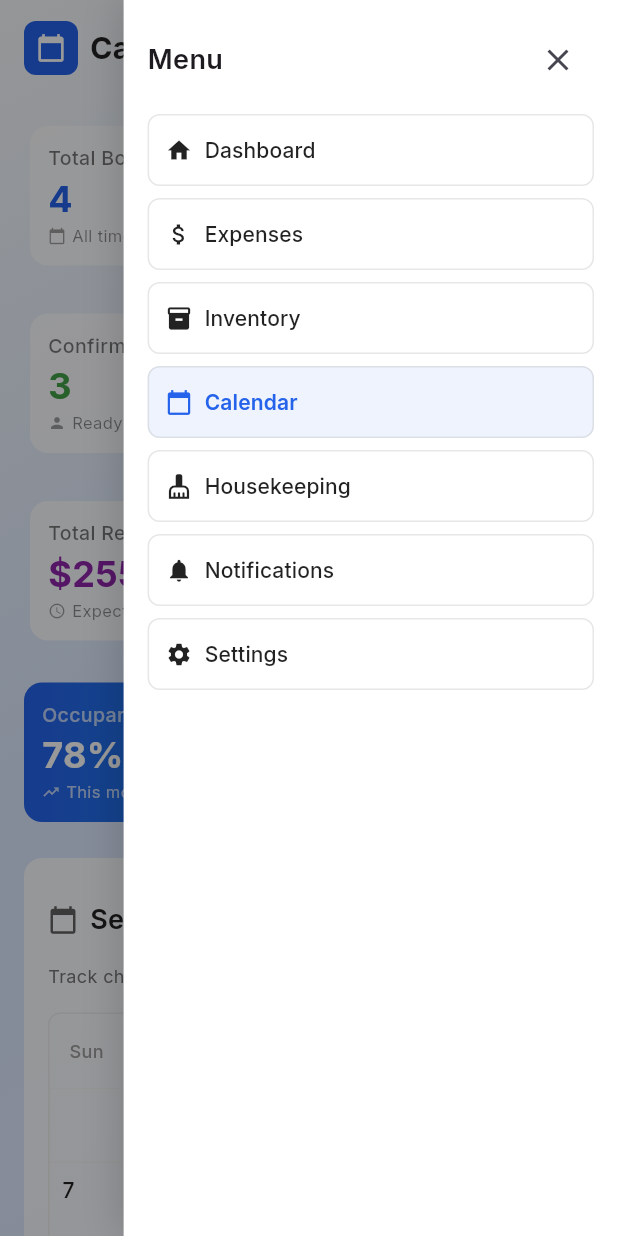
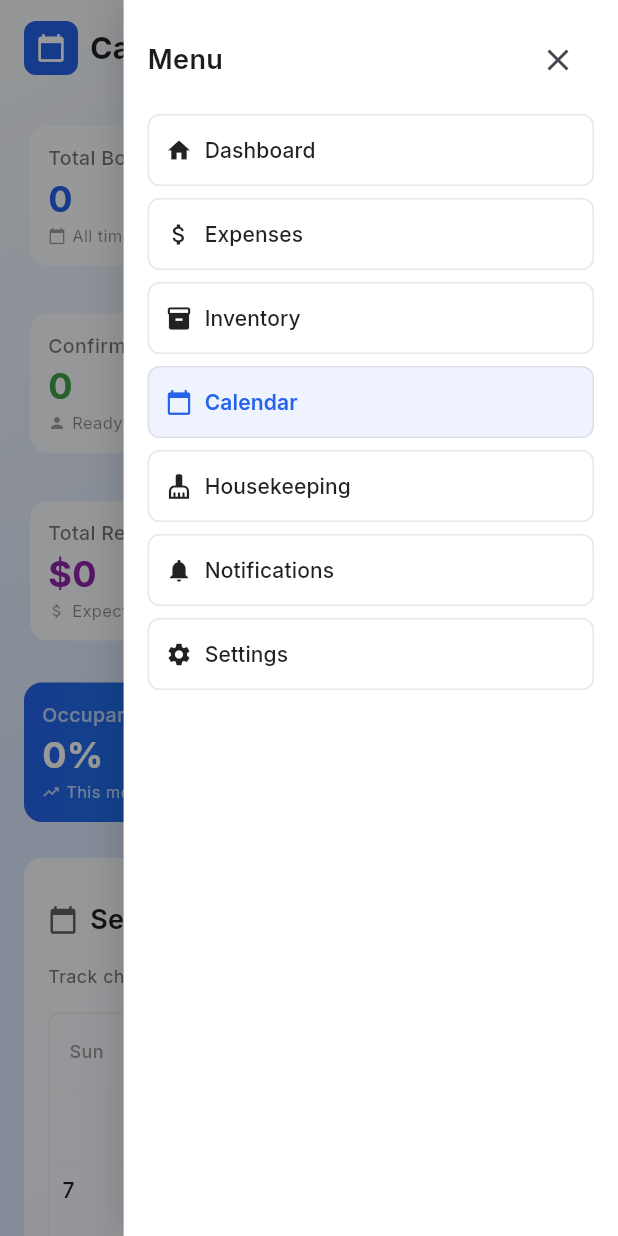
Before and after one commit to delgadjp/Raven-Nest, a Flutter app: the CalendarScreen screen opened by its route, after a tap on the "menu" icon, on a phone screen of 412 x 824 dp. Run offline on Flutter 3.47's test engine with Material 3 defaults, Android fonts, the phone set to English and light mode, and no system bars; our stand-ins replace fl_chart, go_router, google_fonts, supabase_flutter; accounts and stored records are empty.

Commit message:
feat: Add CalendarService for managing bookings and calendar data retrieval

```diff
--- a/lib/constants/app_exports.dart
+++ b/lib/constants/app_exports.dart
@@ -90,3 +90,4 @@ export '/services/supabase_service.dart';
 export '/services/dashboard_service.dart';
 export '/services/expenses_service.dart';
 export '/services/inventory_service.dart';
+export '/services/calendar_service.dart';
--- a/lib/screens/calendar_screen.dart
+++ b/lib/screens/calendar_screen.dart
@@ -4,30 +4,6 @@ import 'package:intl/intl.dart';
 // Utility function to check if two dates are the same day
 bool isSameDay(DateTime a, DateTime b) {
   return a.year == b.year && a.month == b.month && a.day == b.day;
-}
-
-class Booking {
-  final int id;
-  final String guestName;
-  final DateTime checkIn;
-  final DateTime checkOut;
-  final String room;
-  final String source;
-  final String status;
-  final int nights;
-  final double amount;
-
-  Booking({
-    required this.id,
-    required this.guestName,
-    required this.checkIn,
-    required this.checkOut,
-    required this.room,
-    required this.source,
-    required this.status,
-    required this.nights,
-    required this.amount,
-  });
 }
 
 class CalendarScreen extends StatefulWidget {
@@ -39,84 +15,89 @@ class CalendarScreen extends StatefulWidget {
 
 class _CalendarScreenState extends State<CalendarScreen> {
   late DateTime _focusedDay;
-
-  final List<Booking> bookings = [
-    Booking(
-      id: 1,
-      guestName: "John Smith",
-      checkIn: DateTime(2024, 12, 15),
-      checkOut: DateTime(2024, 12, 18),
-      room: "201",
-      source: "Airbnb",
-      status: "confirmed",
-      nights: 3,
-      amount: 450,
-    ),
-    Booking(
-      id: 2,
-      guestName: "Sarah Johnson",
-      checkIn: DateTime(2024, 12, 20),
-      checkOut: DateTime(2024, 12, 25),
-      room: "305",
-      source: "Booking.com",
-      status: "confirmed",
-      nights: 5,
-      amount: 750,
-    ),
-    Booking(
-      id: 3,
-      guestName: "Mike Davis",
-      checkIn: DateTime(2024, 12, 28),
-      checkOut: DateTime(2024, 12, 30),
-      room: "201",
-      source: "Airbnb",
-      status: "pending",
-      nights: 2,
-      amount: 300,
-    ),
-    Booking(
-      id: 4,
-      guestName: "Emma Wilson",
-      checkIn: DateTime(2025, 1, 5),
-      checkOut: DateTime(2025, 1, 12),
-      room: "305",
-      source: "Direct",
-      status: "confirmed",
-      nights: 7,
-      amount: 1050,
-    ),
-  ];
+  List<Map<String, dynamic>> bookings = [];
+  Map<String, dynamic> summaryData = {};
+  bool isLoading = true;
+  String? errorMessage;
 
   @override
   void initState() {
     super.initState();
     _focusedDay = DateTime.now();
+    _loadCalendarData();
   }
 
-  List<Booking> _getBookingsForDay(DateTime day) {
+  Future<void> _loadCalendarData() async {
+    setState(() {
+      isLoading = true;
+      errorMessage = null;
+    });
+
+    try {
+      final results = await Future.wait([
+        CalendarService.getAllBookings(),
+        CalendarService.getCalendarSummary(),
+      ]);
+
+      setState(() {
+        bookings = results[0] as List<Map<String, dynamic>>;
+        summaryData = results[1] as Map<String, dynamic>;
+        isLoading = false;
+      });
+    } catch (e) {
+      setState(() {
+        isLoading = false;
+        errorMessage = 'Failed to load calendar data: $e';
+      });
+    }
+  }
+
+  List<Map<String, dynamic>> _getBookingsForDay(DateTime day) {
     return bookings.where((booking) {
-      return day.isAfter(booking.checkIn.subtract(const Duration(days: 1))) &&
-          day.isBefore(booking.checkOut);
+      final checkIn = DateTime.parse(booking['check_in']);
+      final checkOut = DateTime.parse(booking['check_out']);
+      return day.isAfter(checkIn.subtract(const Duration(days: 1))) &&
+          day.isBefore(checkOut);
     }).toList();
   }
 
-  Booking? _getCheckInForDay(DateTime day) {
+  Map<String, dynamic>? _getCheckInForDay(DateTime day) {
     for (var booking in bookings) {
-      if (isSameDay(booking.checkIn, day)) {
+      final checkIn = DateTime.parse(booking['check_in']);
+      if (isSameDay(checkIn, day)) {
         return booking;
       }
     }
     return null;
   }
 
+  double get totalRevenue => summaryData['totalRevenue']?.toDouble() ?? 0.0;
+  int get totalBookings => summaryData['totalBookings'] ?? 0;
+  int get confirmedBookings => summaryData['confirmedBookings'] ?? 0;
+  int get occupancyRate => summaryData['occupancyRate'] ?? 0;
 
-
-  double get totalRevenue {
-    return bookings.fold(0, (sum, booking) => sum + booking.amount);
-  }
-
-  int get confirmedBookings {
-    return bookings.where((booking) => booking.status == 'confirmed').length;
+  Future<void> _syncWithPlatforms() async {
+    try {
+      final success = await CalendarService.syncWithPlatforms();
+      if (success && mounted) {
+        ScaffoldMessenger.of(context).showSnackBar(
+          const SnackBar(
+            content: Text('Successfully synced with platforms'),
+            backgroundColor: Colors.green,
+          ),
+        );
+        _loadCalendarData(); // Reload data after sync
+      }
+    } catch (e) {
+      if (mounted) {
+        ScaffoldMessenger.of(context).showSnackBar(
+          SnackBar(
+            content: Text('Sync failed: $e'),
+            backgroundColor: Colors.red,
+          ),
+        );
+      }
+    }
   }
 
   @override
@@ -125,10 +106,54 @@ class _CalendarScreenState extends State<CalendarScreen> {
       child: Column(
         children: [
           const NavigationWidget(),
-          Expanded(
-            child: SingleChildScrollView(
-              padding: const EdgeInsets.all(16),
-              child: Column(
+          if (isLoading)
+            const Expanded(
+              child: Center(
+                child: CircularProgressIndicator(),
+              ),
+            )
+          else if (errorMessage != null)
+            Expanded(
+              child: Center(
+                child: Column(
+                  mainAxisAlignment: MainAxisAlignment.center,
+                  children: [
+                    Icon(
+                      Icons.error_outline,
+                      size: 64,
+                      color: Colors.red.shade400,
+                    ),
+                    const SizedBox(height: 16),
+                    Text(
+                      'Error loading calendar data',
+                      style: TextStyle(
+                        fontSize: 18,
+                        fontWeight: FontWeight.w600,
+                        color: Colors.red.shade700,
+                      ),
+                    ),
+                    const SizedBox(height: 8),
+                    Text(
+                      errorMessage!,
+                      style: TextStyle(
+                        color: Colors.grey.shade600,
+                      ),
+                      textAlign: TextAlign.center,
+                    ),
+                    const SizedBox(height: 16),
+                    ElevatedButton(
+                      onPressed: _loadCalendarData,
+                      child: const Text('Retry'),
+                    ),
+                  ],
+                ),
+              ),
+            )
+          else
+            Expanded(
+              child: SingleChildScrollView(
+                padding: const EdgeInsets.all(16),
+                child: Column(
                   crossAxisAlignment: CrossAxisAlignment.start,
                   children: [
                     // Summary Cards using ResponsiveCardGrid
@@ -136,7 +161,7 @@ class _CalendarScreenState extends State<CalendarScreen> {
                       children: [
                         SummaryCard(
                           title: 'Total Bookings',
-                          value: '${bookings.length}',
+                          value: '$totalBookings',
                           subtitle: 'All time',
                           icon: Icons.calendar_today,
                           iconColor: const Color(0xFF2563EB),
@@ -152,12 +177,12 @@ class _CalendarScreenState extends State<CalendarScreen> {
                           title: 'Total Revenue',
                           value: '\$${totalRevenue.toStringAsFixed(0)}',
                           subtitle: 'Expected income',
-                          icon: Icons.access_time,
+                          icon: Icons.attach_money,
                           iconColor: Colors.purple.shade600,
                         ),
                         SummaryGradientCard(
                           title: 'Occupancy',
-                          value: '78%',
+                          value: '$occupancyRate%',
                           subtitle: 'This month',
                           gradientColors: const [Color(0xFF2563EB), Color(0xFF0EA5E9)],
                         ),
@@ -424,7 +449,7 @@ class _CalendarScreenState extends State<CalendarScreen> {
                         borderRadius: BorderRadius.circular(4),
                       ),
                       child: Text(
-                        'Check-in: ${checkInBooking.guestName}',
+                        'Check-in: ${checkInBooking['booking_sources']?['name'] ?? 'Guest'}',
                         style: TextStyle(
                           fontSize: 10,
                           color: Colors.blue.shade800,
@@ -477,9 +502,7 @@ class _CalendarScreenState extends State<CalendarScreen> {
                 ActionButton(
                   text: 'Sync with Airbnb & Booking.com',
                   icon: Icons.sync,
-                  onPressed: () {
-                    // Handle sync functionality
-                  },
+                  onPressed: _syncWithPlatforms,
                 ),
               ],
             ),
--- /dev/null
+++ b/lib/services/calendar_service.dart
@@ -0,0 +1,268 @@
+import 'supabase_service.dart';
+
+class CalendarService {
+  static final _supabase = SupabaseService.client;
+
+  // Get all bookings
+  static Future<List<Map<String, dynamic>>> getAllBookings() async {
+    try {
+      final response = await _supabase
+          .from('bookings')
+          .select('''
+            id,
+            check_in,
+            check_out,
+            status,
+            total_amount,
+            created_at,
+            source_id,
+            booking_sources!inner(
+              id,
+              name,
+              color
+            )
+          ''')
+          .order('check_in', ascending: true);
+
+      return List<Map<String, dynamic>>.from(response);
+    } catch (e) {
+      print('Error fetching bookings: $e');
+      return [];
+    }
+  }
+
+  // Get bookings for a specific date range
+  static Future<List<Map<String, dynamic>>> getBookingsForDateRange(
+      DateTime startDate, DateTime endDate) async {
+    try {
+      final response = await _supabase
+          .from('bookings')
+          .select('''
+            id,
+            check_in,
+            check_out,
+            status,
+            total_amount,
+            created_at,
+            source_id,
+            booking_sources!inner(
+              id,
+              name,
+              color
+            )
+          ''')
+          .gte('check_in', startDate.toIso8601String().split('T')[0])
+          .lte('check_out', endDate.toIso8601String().split('T')[0])
+          .order('check_in', ascending: true);
+
+      return List<Map<String, dynamic>>.from(response);
+    } catch (e) {
+      print('Error fetching bookings for date range: $e');
+      return [];
+    }
+  }
+
+  // Get bookings for a specific day
+  static Future<List<Map<String, dynamic>>> getBookingsForDay(DateTime day) async {
+    try {
+      final dayString = day.toIso8601String().split('T')[0];
+
+      final response = await _supabase
+          .from('bookings')
+          .select('''
+            id,
+            check_in,
+            check_out,
+            status,
+            total_amount,
+            created_at,
+            source_id,
+            booking_sources!inner(
+              id,
+              name,
+              color
+            )
+          ''')
+          .lte('check_in', dayString)
+          .gte('check_out', dayString)
+          .order('check_in', ascending: true);
+
+      return List<Map<String, dynamic>>.from(response);
+    } catch (e) {
+      print('Error fetching bookings for day: $e');
+      return [];
+    }
+  }
+
+  // Get check-ins for a specific day
+  static Future<List<Map<String, dynamic>>> getCheckInsForDay(DateTime day) async {
+    try {
+      final dayString = day.toIso8601String().split('T')[0];
+
+      final response = await _supabase
+          .from('bookings')
+          .select('''
+            id,
+            check_in,
+            check_out,
+            status,
+            total_amount,
+            created_at,
+            source_id,
+            booking_sources!inner(
+              id,
+              name,
+              color
+            )
+          ''')
+          .eq('check_in', dayString)
+          .order('created_at', ascending: true);
+
+      return List<Map<String, dynamic>>.from(response);
+    } catch (e) {
+      print('Error fetching check-ins for day: $e');
+      return [];
+    }
+  }
+
+  // Get calendar summary statistics
+  static Future<Map<String, dynamic>> getCalendarSummary() async {
+    try {
+      // Get total bookings count
+      final totalBookingsResponse = await _supabase
+          .from('bookings')
+          .select('id');
+
+      // Get confirmed bookings count
+      final confirmedBookingsResponse = await _supabase
+          .from('bookings')
+          .select('id')
+          .eq('status', 'confirmed');
+
+      // Get total revenue (sum of all booking amounts)
+      final revenueResponse = await _supabase
+          .from('bookings')
+          .select('total_amount')
+          .not('status', 'eq', 'cancelled');
+
+      double totalRevenue = 0.0;
+      if (revenueResponse.isNotEmpty) {
+        for (var booking in revenueResponse) {
+          if (booking['total_amount'] != null) {
+            totalRevenue += (booking['total_amount'] as num).toDouble();
+          }
+        }
+      }
+
+      // Calculate occupancy rate for current month
+      final now = DateTime.now();
+      final startOfMonth = DateTime(now.year, now.month, 1);
+      final endOfMonth = DateTime(now.year, now.month + 1, 0);
+      final daysInMonth = endOfMonth.day;
+
+      final monthlyBookingsResponse = await _supabase
+          .from('bookings')
+          .select('check_in, check_out')
+          .gte('check_in', startOfMonth.toIso8601String().split('T')[0])
+          .lte('check_out', endOfMonth.toIso8601String().split('T')[0])
+          .eq('status', 'confirmed');
+
+      // Calculate occupied days (simplified calculation)
+      Set<String> occupiedDays = {};
+      for (var booking in monthlyBookingsResponse) {
+        final checkIn = DateTime.parse(booking['check_in']);
+        final checkOut = DateTime.parse(booking['check_out']);
+
+        for (var day = checkIn; day.isBefore(checkOut); day = day.add(const Duration(days: 1))) {
+          if (day.month == now.month && day.year == now.year) {
+            occupiedDays.add(day.toIso8601String().split('T')[0]);
+          }
+        }
+      }
+
+      final occupancyRate = (occupiedDays.length / daysInMonth * 100).round();
+
+      return {
+        'totalBookings': totalBookingsResponse.length,
+        'confirmedBookings': confirmedBookingsResponse.length,
+        'totalRevenue': totalRevenue,
+        'occupancyRate': occupancyRate,
+      };
+    } catch (e) {
+      print('Error fetching calendar summary: $e');
+      return {
+        'totalBookings': 0,
+        'confirmedBookings': 0,
+        'totalRevenue': 0.0,
+        'occupancyRate': 0,
+      };
+    }
+  }
+
+  // Get booking sources for statistics
+  static Future<List<Map<String, dynamic>>> getBookingSources() async {
+    try {
+      final response = await _supabase
+          .from('booking_sources')
+          .select('*')
+          .order('name', ascending: true);
+
+      return List<Map<String, dynamic>>.from(response);
+    } catch (e) {
+      print('Error fetching booking sources: $e');
+      return [];
+    }
+  }
+
+  // Add a new booking
+  static Future<bool> addBooking(Map<String, dynamic> bookingData) async {
+    try {
+      await _supabase.from('bookings').insert(bookingData);
+      return true;
+    } catch (e) {
+      print('Error adding booking: $e');
+      return false;
+    }
+  }
+
+  // Update a booking
+  static Future<bool> updateBooking(String bookingId, Map<String, dynamic> updates) async {
+    try {
+      await _supabase
+          .from('bookings')
+          .update(updates)
+          .eq('id', bookingId);
+      return true;
+    } catch (e) {
+      print('Error updating booking: $e');
+      return false;
+    }
+  }
+
+  // Delete a booking
+  static Future<bool> deleteBooking(String bookingId) async {
+    try {
+      await _supabase
+          .from('bookings')
+          .delete()
+          .eq('id', bookingId);
+      return true;
+    } catch (e) {
+      print('Error deleting booking: $e');
+      return false;
+    }
+  }
+
+  // Sync with external platforms (placeholder for future implementation)
+  static Future<bool> syncWithPlatforms() async {
+    try {
+      // This would integrate with Airbnb, Booking.com APIs
+      // For now, just return success
+      await Future.delayed(const Duration(seconds: 2)); // Simulate API call
+      return true;
+    } catch (e) {
+      print('Error syncing with platforms: $e');
+      return false;
+    }
+  }
+}
```
